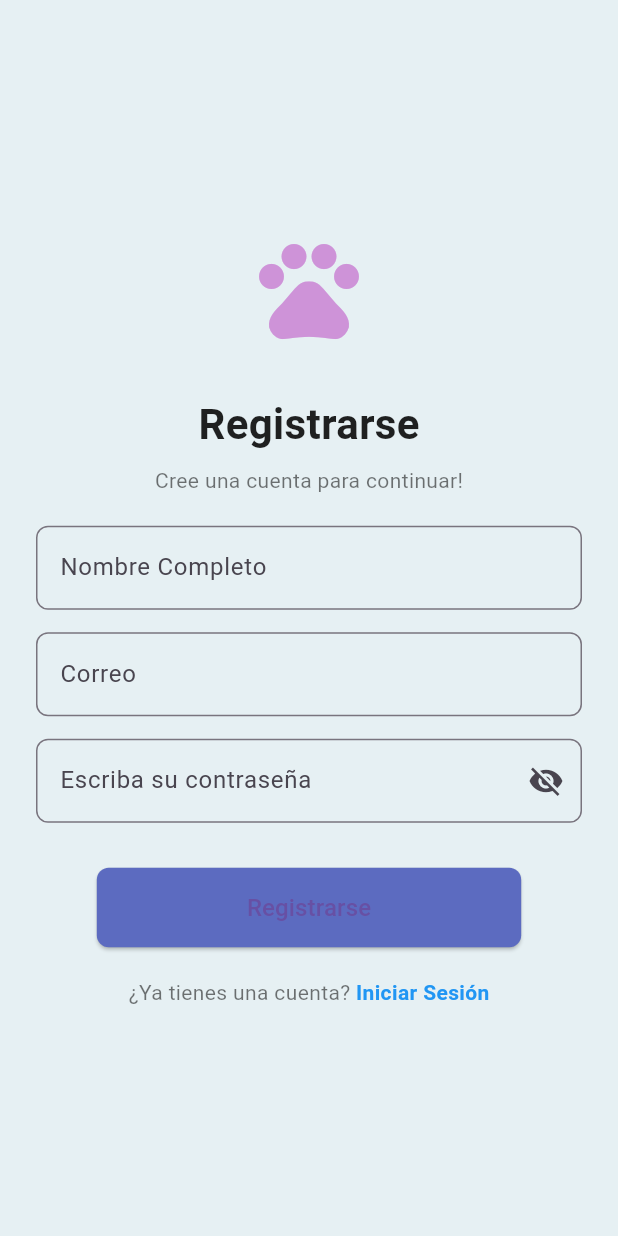
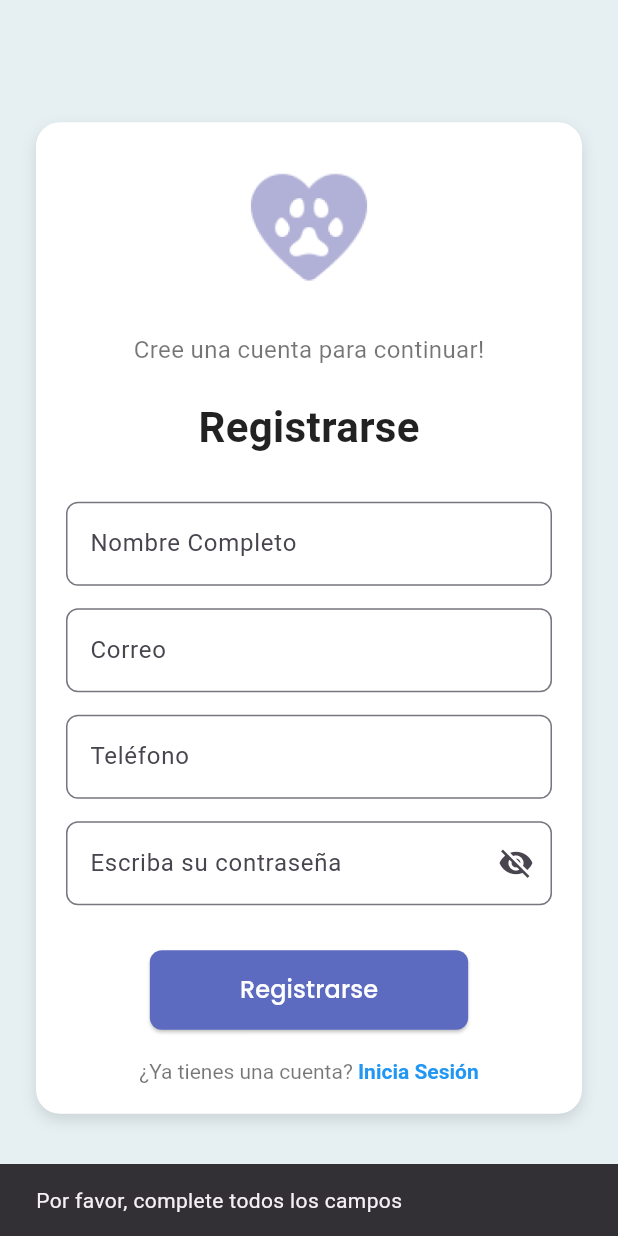
Before and after one commit to Andrewing1000/Wanted, a Flutter app: the RegisterScreen screen opened directly, after a tap on "Registrarse", on a phone screen of 412 x 824 dp. Run offline on Flutter 3.47's test engine with Material 3 defaults, Android fonts, the phone set to English and light mode, and no system bars; our stand-ins replace flutter_map, google_fonts, image_picker, latlong2; network calls fail.

Commit message:
registro y login
registro y login funcionando correctamente

```diff
--- a/flutter_frontend/lib/registro.dart
+++ b/flutter_frontend/lib/registro.dart
@@ -1,41 +1,102 @@
 import 'package:flutter/material.dart';
+import 'package:mascotas_flutter/login.dart';
+import 'package:mascotas_flutter/model/auth.dart';
+import 'package:mascotas_flutter/widgets/Logo.dart';
+import 'package:mascotas_flutter/widgets/hyperlink_text.dart';
+import 'widgets/start_button.dart';
+import 'widgets/text_input_field.dart';
+import 'widgets/text_input_password.dart';
 
-void main() {
-  runApp(RegisterApp());
+
+
+
+class RegisterScreen extends StatefulWidget {
+  @override
+  _RegisterScreenState createState() => _RegisterScreenState();
 }
 
-class RegisterApp extends StatelessWidget {
+class _RegisterScreenState extends State<RegisterScreen> with SingleTickerProviderStateMixin {
+  final TextEditingController _nameCon = TextEditingController();
+  final TextEditingController _emailCon = TextEditingController();
+  final TextEditingController _telefono = TextEditingController();
+  final TextEditingController _password = TextEditingController();
+
+  late AnimationController _controller;
+  late Animation<Offset> _slideAnimation;
+  late Animation<double> _fadeAnimation;
+
   @override
-  Widget build(BuildContext context) {
-    return MaterialApp(
-      title: 'Registro',
-      theme: ThemeData(
-        primarySwatch: Colors.blue,
-      ),
-      home: RegisterScreen(), // Cambié RegisterApp() por RegisterScreen()
+  void initState() {
+    super.initState();
+    _controller = AnimationController(
+      duration: Duration(milliseconds: 800),
+      vsync: this,
     );
-  }
+
+    _slideAnimation = Tween<Offset>(
+      begin: Offset(0, 0.3),
+      end: Offset.zero,
+    ).animate(CurvedAnimation(parent: _controller, curve: Curves.easeOut));
+
+    _fadeAnimation = CurvedAnimation(
+      parent: _controller,
+      curve: Curves.easeInOut,
+    );
+
+    _controller.forward();
   }
 
-class RegisterScreen extends StatelessWidget {
+  @override
+  void dispose() {
+    _controller.dispose();
+    _nameCon.dispose();
+    _emailCon.dispose();
+    _password.dispose();
+    _telefono.dispose();
+    super.dispose();
+  }
+
   @override
   Widget build(BuildContext context) {
     return Scaffold(
-      backgroundColor: Color(0xFFE6F0F3), // Color de fondo
+      backgroundColor: Color(0xFFE6F0F3), // Fondo de la pantalla
       body: Center(
-        child: Padding(
+        child: SingleChildScrollView(
           padding: const EdgeInsets.symmetric(horizontal: 24.0),
+          child: FadeTransition(
+            opacity: _fadeAnimation,
+            child: SlideTransition(
+              position: _slideAnimation,
+              child: Container(
+                padding: EdgeInsets.all(20),
+                decoration: BoxDecoration(
+                  color: Colors.white,
+                  borderRadius: BorderRadius.circular(16),
+                  boxShadow: [
+                    BoxShadow(
+                      color: Colors.black12,
+                      blurRadius: 8,
+                      offset: Offset(0, 4),
+                    ),
+                  ],
+                ),
                 child: Column(
-            mainAxisAlignment: MainAxisAlignment.center,
+                  crossAxisAlignment: CrossAxisAlignment.center,
+                  mainAxisSize: MainAxisSize.min,
                   children: [
-              // Icono de la pata
-              Icon(
-                Icons.pets,
-                size: 80,
-                color: Colors.purple[200],
+                    // Logo
+                    LogoWidget(),
+                    SizedBox(height: 20),
+                    // Texto introductorio
+                    Text(
+                      'Cree una cuenta para continuar!',
+                      style: TextStyle(
+                        fontSize: 16,
+                        color: Colors.black54,
                       ),
-              SizedBox(height: 30),
-              // Título de "Registrarse"
+                    ),
+                    SizedBox(height: 20),
+                    // Título principal
                     Text(
                       'Registrarse',
                       style: TextStyle(
@@ -44,91 +105,98 @@ class RegisterScreen extends StatelessWidget {
                         color: Colors.black87,
                       ),
                     ),
-              SizedBox(height: 8),
-              // Texto de "Cree una cuenta para continuar"
-              Text(
-                'Cree una cuenta para continuar!',
-                style: TextStyle(
-                  fontSize: 14,
-                  color: Colors.black54,
+                    SizedBox(height: 30),
+                    // Campo de Nombre Completo
+                    TextInputField(
+                      controller: _nameCon,
+                      labelText: 'Nombre Completo',
+                      hintText: '',
                     ),
+                    SizedBox(height: 15),
+                    // Campo de Correo
+                    TextInputField(
+                      controller: _emailCon,
+                      labelText: 'Correo',
+                      hintText: 'ejemplo@gmail.com',
+                    ),
+                    SizedBox(height: 15),
+                    // Campo de Teléfono
+                    TextInputField(
+                      controller: _telefono,
+                      labelText: 'Teléfono',
+                      hintText: '',
+                    ),
+                    SizedBox(height: 15),
+                    // Campo de Contraseña
+                    PasswordInputField(
+                      controller: _password,
+                      labelText: 'Escriba su contraseña',
+                    ),
+                    SizedBox(height: 30),
+                    // Botón de Registrarse
+                    StartButton(
+                      onPressed: () async {
+                        final correo = _emailCon.text.trim();
+                        final password = _password.text.trim();
+                        final telefono = _telefono.text.trim();
+                        final nombre = _nameCon.text.trim();
+
+                        if (correo.isEmpty || password.isEmpty || telefono.isEmpty || nombre.isEmpty) {
+                          ScaffoldMessenger.of(context).showSnackBar(
+                            SnackBar(
+                              content: Text('Por favor, complete todos los campos'),
+                            ),
+                          );
+                          return;
+                        }
+                        var response = await registerCreate(correo, password, nombre, telefono);
+                        if (response == false) {
+                          ScaffoldMessenger.of(context).showSnackBar(
+                            SnackBar(
+                              content: Text('Error al registrar el usuario'),
+                            ),
+                          );
+                        } else {
+                          ScaffoldMessenger.of(context).showSnackBar(
+                            SnackBar(
+                              content: Text('Registro exitoso'),
+                            ),
+                          );
+                          Navigator.push(
+                            context,
+                            PageRouteBuilder(
+                              pageBuilder: (_, __, ___) => LoginScreen(),
+                              transitionsBuilder: (_, anim, __, child) {
+                                return FadeTransition(opacity: anim, child: child);
+                              },
+                            ),
+                          );
+
+                        }
+                      },
+                      text: 'Registrarse',
                     ),
                     SizedBox(height: 20),
-              // Campo de Nombre Completo
-              TextField(
-                decoration: InputDecoration(
-                  labelText: 'Nombre Completo',
-                  border: OutlineInputBorder(
-                    borderRadius: BorderRadius.circular(8),
+                    // Enlace para iniciar sesión
+                    HyperlinkText(
+                      normalText: '¿Ya tienes una cuenta? ',
+                      linkText: 'Inicia Sesión',
+                      onTap: () {
+                        Navigator.push(
+                          context,
+                          PageRouteBuilder(
+                            pageBuilder: (_, __, ___) => LoginScreen(),
+                            transitionsBuilder: (_, anim, __, child) {
+                              return FadeTransition(opacity: anim, child: child);
+                            },
+                          ),
+                        );
+                      },
+                    ),
+                  ],
                 ),
               ),
             ),
-              SizedBox(height: 15),
-              // Campo de Correo
-              TextField(
-                decoration: InputDecoration(
-                  labelText: 'Correo',
-                  hintText: 'ejemplo@correo.com',
-                  border: OutlineInputBorder(
-                    borderRadius: BorderRadius.circular(8),
-                  ),
-                ),
-              ),
-              SizedBox(height: 15),
-              // Campo de Contraseña
-              TextField(
-                obscureText: true,
-                decoration: InputDecoration(
-                  labelText: 'Escriba su contraseña',
-                  border: OutlineInputBorder(
-                    borderRadius: BorderRadius.circular(8),
-                  ),
-                  suffixIcon: Icon(Icons.visibility_off),
-                ),
-              ),
-              SizedBox(height: 30),
-              // Botón de Registrarse
-              ElevatedButton(
-                onPressed: () {
-                  // Acción al presionar Registrarse
-                },
-                style: ElevatedButton.styleFrom(
-                  backgroundColor: Color(0xFF5C6BC0),
-                  padding: EdgeInsets.symmetric(horizontal: 100, vertical: 15),
-                  shape: RoundedRectangleBorder(
-                    borderRadius: BorderRadius.circular(8),
-                  ),
-                ),
-                child: Text(
-                  'Registrarse',
-                  style: TextStyle(fontSize: 16),
-                ),
-              ),
-              SizedBox(height: 20),
-              // Texto de inicio de sesión
-              Row(
-                mainAxisAlignment: MainAxisAlignment.center,
-                children: [
-                  Text(
-                    '¿Ya tienes una cuenta? ',
-                    style: TextStyle(color: Colors.black54, fontSize: 14),
-                  ),
-                  GestureDetector(
-                    onTap: () {
-                      // Acción al presionar "Iniciar Sesión"
-                    },
-                    child: Text(
-                      'Iniciar Sesión',
-                      style: TextStyle(
-                        color: Colors.blue,
-                        fontWeight: FontWeight.bold,
-                        fontSize: 14,
-                      ),
-                    ),
-                  ),
-                ],
-              ),
-            ],
           ),
         ),
       ),
--- /dev/null
+++ b/flutter_frontend/lib/widgets/Logo.dart
@@ -0,0 +1,11 @@
+import 'package:flutter/material.dart';
+
+class LogoWidget extends StatelessWidget {
+  @override
+  Widget build(BuildContext context) {
+    return Image.asset(
+      'assets/paw_logo.png',
+      height: 100.0,
+    );
+  }
+}
--- a/flutter_frontend/lib/widgets/text_input_field.dart
+++ b/flutter_frontend/lib/widgets/text_input_field.dart
@@ -3,25 +3,25 @@ import 'package:flutter/material.dart';
 class TextInputField extends StatelessWidget {
   final String labelText;
   final String? hintText;
-  final bool isPassword;
+  final TextEditingController controller;
 
   const TextInputField({
     required this.labelText,
+    required this.controller,
     this.hintText,
-    this.isPassword = false,
-  });
+    Key? key,
+  }) : super(key: key);
 
   @override
   Widget build(BuildContext context) {
     return TextField(
-      obscureText: isPassword,
+      controller: controller,
       decoration: InputDecoration(
         labelText: labelText,
         hintText: hintText,
         border: OutlineInputBorder(
           borderRadius: BorderRadius.circular(8),
         ),
-        suffixIcon: isPassword ? Icon(Icons.visibility_off) : null,
       ),
     );
   }
--- /dev/null
+++ b/flutter_frontend/lib/widgets/text_input_password.dart
@@ -0,0 +1,43 @@
+import 'package:flutter/material.dart';
+
+class PasswordInputField extends StatefulWidget {
+  final TextEditingController controller;
+  final String labelText;
+
+  const PasswordInputField({
+    required this.controller,
+    this.labelText = 'Escriba su contraseña',
+    Key? key,
+  }) : super(key: key);
+
+  @override
+  _PasswordInputFieldState createState() => _PasswordInputFieldState();
+}
+
+class _PasswordInputFieldState extends State<PasswordInputField> {
+  bool _isPasswordVisible = false;
+
+  @override
+  Widget build(BuildContext context) {
+    return TextField(
+      controller: widget.controller,
+      obscureText: !_isPasswordVisible,
+      decoration: InputDecoration(
+        labelText: widget.labelText,
+        border: OutlineInputBorder(
+          borderRadius: BorderRadius.circular(8),
+        ),
+        suffixIcon: IconButton(
+          icon: Icon(
+            _isPasswordVisible ? Icons.visibility : Icons.visibility_off,
+          ),
+          onPressed: () {
+            setState(() {
+              _isPasswordVisible = !_isPasswordVisible;
+            });
+          },
+        ),
+      ),
+    );
+  }
+}
```
Also changed, not shown: flutter_frontend/lib/Bienvenida.dart (+1 -11 lines), flutter_frontend/lib/login.dart (+63 -21 lines), flutter_frontend/lib/model/auth.dart (added, +41 -0 lines). Lines whose indentation alone changed are shown as unchanged.
